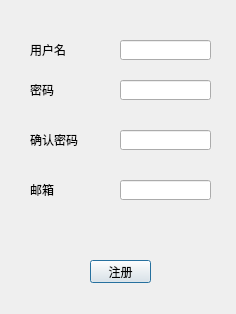
Above: src/register.ui from ptyin/qtexteditor before the change. Below: the same form after it.
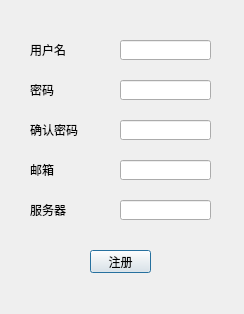
That is the form after the change.

Diff of the .ui file:
```diff
--- a/src/register.ui
+++ b/src/register.ui
@@ -6,7 +6,7 @@
             <rect>
                 <x>0</x>
                 <y>0</y>
-                <width>236</width>
+    <width>244</width>
                 <height>314</height>
             </rect>
         </property>
@@ -43,7 +43,7 @@
             <property name="geometry">
                 <rect>
                     <x>30</x>
-                    <y>130</y>
+     <y>120</y>
                     <width>72</width>
                     <height>20</height>
                 </rect>
@@ -56,7 +56,7 @@
             <property name="geometry">
                 <rect>
                     <x>30</x>
-                    <y>180</y>
+     <y>160</y>
                     <width>72</width>
                     <height>20</height>
                 </rect>
@@ -89,7 +89,7 @@
             <property name="geometry">
                 <rect>
                     <x>120</x>
-                    <y>130</y>
+     <y>120</y>
                     <width>91</width>
                     <height>20</height>
                 </rect>
@@ -99,7 +99,7 @@
             <property name="geometry">
                 <rect>
                     <x>120</x>
-                    <y>180</y>
+     <y>160</y>
                     <width>91</width>
                     <height>20</height>
                 </rect>
@@ -109,7 +109,7 @@
             <property name="geometry">
                 <rect>
                     <x>90</x>
-                    <y>260</y>
+     <y>250</y>
                     <width>61</width>
                     <height>23</height>
                 </rect>
@@ -118,7 +118,38 @@
                 <string>注册</string>
             </property>
         </widget>
-    </widget>
+  <widget class="QLabel" name="labelServer">
+   <property name="geometry">
+    <rect>
+     <x>30</x>
+     <y>200</y>
+     <width>72</width>
+     <height>20</height>
+    </rect>
+   </property>
+   <property name="text">
+    <string>服务器</string>
+   </property>
+  </widget>
+  <widget class="QLineEdit" name="lineEditServer">
+   <property name="geometry">
+    <rect>
+     <x>120</x>
+     <y>200</y>
+     <width>91</width>
+     <height>20</height>
+    </rect>
+   </property>
+  </widget>
+ </widget>
+ <tabstops>
+  <tabstop>lineEditName</tabstop>
+  <tabstop>lineEditPassword</tabstop>
+  <tabstop>lineEditPasswordCheck</tabstop>
+  <tabstop>lineEditEmail</tabstop>
+  <tabstop>lineEditServer</tabstop>
+  <tabstop>registerCheckButton</tabstop>
+ </tabstops>
     <resources/>
     <connections/>
 </ui>
```
Lines whose indentation alone changed are shown as unchanged.
